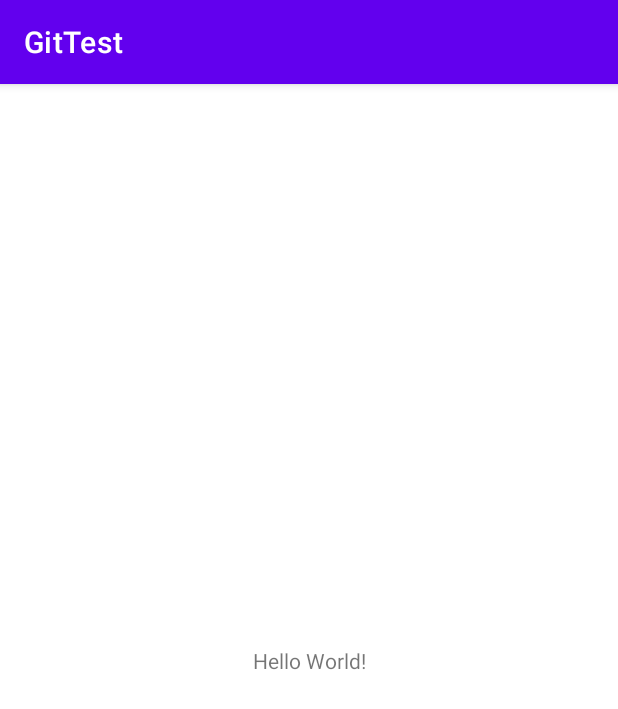
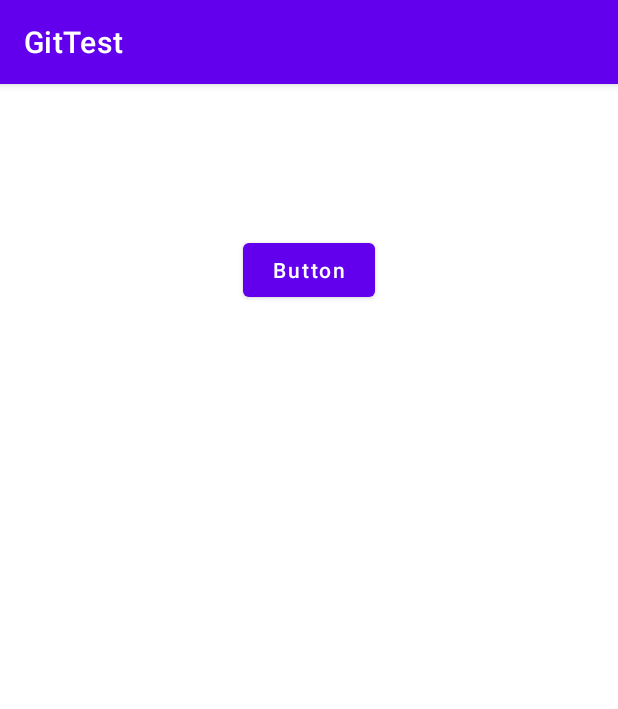
Before and after one commit to lsl1126/GitTest, an Android app: the screen it shows after launch (MainActivity), on a phone screen of 412 x 824 dp. Shown: the top 709 px of the screen. Run offline under Robolectric (Android 15) with nearby library versions, the phone set to English and light mode, and no system bars.

Commit message:
添加Button1事件

```diff
--- a/app/src/main/java/com/example/gittest/MainActivity.java
+++ b/app/src/main/java/com/example/gittest/MainActivity.java
@@ -3,12 +3,26 @@ package com.example.gittest;
 import androidx.appcompat.app.AppCompatActivity;
 
 import android.os.Bundle;
+import android.view.View;
+import android.widget.Toast;
+
+import com.example.gittest.databinding.ActivityMainBinding;
 
 public class MainActivity extends AppCompatActivity {
+
+
+    private ActivityMainBinding activityMainBinding;
 
     @Override
     protected void onCreate(Bundle savedInstanceState) {
         super.onCreate(savedInstanceState);
         setContentView(R.layout.activity_main);
+        activityMainBinding = ActivityMainBinding.inflate(getLayoutInflater());
+        setContentView(activityMainBinding.getRoot());
+        initView();
+    }
+
+    private void initView() {
+        activityMainBinding.btn1.setOnClickListener(view -> Toast.makeText(MainActivity.this, "弹框1", Toast.LENGTH_SHORT).show());
     }
 }
--- a/app/src/main/res/layout/activity_main.xml
+++ b/app/src/main/res/layout/activity_main.xml
@@ -1,18 +1,22 @@
 <?xml version="1.0" encoding="utf-8"?>
-<androidx.constraintlayout.widget.ConstraintLayout xmlns:android="http://schemas.android.com/apk/res/android"
+<FrameLayout xmlns:android="http://schemas.android.com/apk/res/android"
     xmlns:app="http://schemas.android.com/apk/res-auto"
     xmlns:tools="http://schemas.android.com/tools"
     android:layout_width="match_parent"
     android:layout_height="match_parent"
     tools:context=".MainActivity">
 
-    <TextView
+    <Button
+        android:id="@+id/btn1"
         android:layout_width="wrap_content"
         android:layout_height="wrap_content"
-        android:text="Hello World!"
+        android:layout_gravity="center_horizontal"
+        android:layout_marginTop="100dp"
+        android:text="@string/button"
+        android:textAllCaps="false"
         app:layout_constraintBottom_toBottomOf="parent"
         app:layout_constraintLeft_toLeftOf="parent"
         app:layout_constraintRight_toRightOf="parent"
         app:layout_constraintTop_toTopOf="parent" />
 
-</androidx.constraintlayout.widget.ConstraintLayout>
+</FrameLayout>
--- a/app/src/main/res/values/strings.xml
+++ b/app/src/main/res/values/strings.xml
@@ -1,3 +1,4 @@
 <resources>
     <string name="app_name">GitTest</string>
+    <string name="button">Button</string>
 </resources>
```
